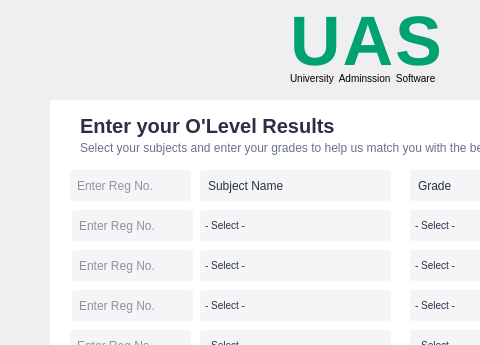
Before: the Qt Designer form ui/o_level.ui in kingakidi/uas-oop, drawn with Qt 5; both pictures show x 0 to 480 and y 0 to 345 of the 767 by 673 pixel window.
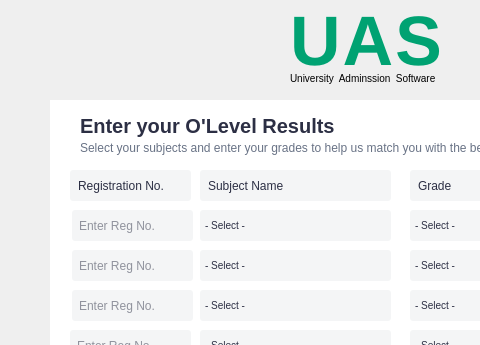
After: the same form once the commit is applied. Icons and pictures are not drawn.

```diff
--- a/ui/o_level.ui
+++ b/ui/o_level.ui
@@ -2189,27 +2189,6 @@
       <string>Next</string>
      </property>
     </widget>
-    <widget class="QLineEdit" name="lineEdit_2">
-     <property name="geometry">
-      <rect>
-       <x>20</x>
-       <y>70</y>
-       <width>121</width>
-       <height>31</height>
-      </rect>
-     </property>
-     <property name="styleSheet">
-      <string notr="true">background: #F4F5F6;
-padding: 5px; 
-border-radius: 3px;
-color: #2C2F44;
-font-weight: 400;
-</string>
-     </property>
-     <property name="placeholderText">
-      <string>Enter Reg No.</string>
-     </property>
-    </widget>
     <widget class="QLineEdit" name="lineEdit_3">
      <property name="geometry">
       <rect>
@@ -2378,6 +2357,27 @@
       <string>Enter Reg No.</string>
      </property>
     </widget>
+    <widget class="QLabel" name="label_14">
+     <property name="geometry">
+      <rect>
+       <x>20</x>
+       <y>70</y>
+       <width>121</width>
+       <height>31</height>
+      </rect>
+     </property>
+     <property name="styleSheet">
+      <string notr="true">background: #F4F5F6;
+padding: 5px; 
+border-radius: 3px;
+color: #2C2F44;
+font-weight: 400;
+</string>
+     </property>
+     <property name="text">
+      <string>Registration No.</string>
+     </property>
+    </widget>
    </widget>
    <widget class="QLineEdit" name="lineEdit">
     <property name="geometry">
```
